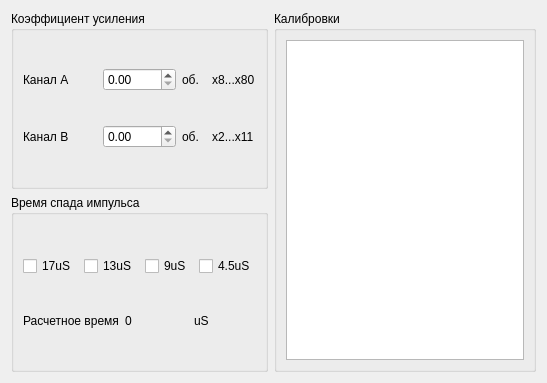
First picture: the form in ui/AmplifierUIDesign.ui, repository AVSidorov/FT2SXR, before the edit.
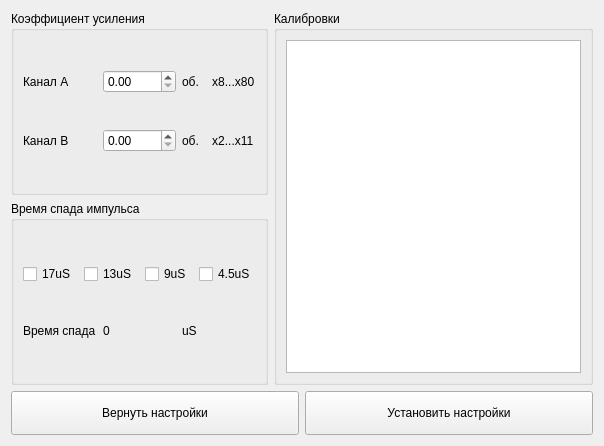
Second picture: the form after the edit.

Commit message: adc additional channels bug fixed save settings buttons added central widget updated started to make hardware settings system

What changed in the file:
```diff
--- a/ui/AmplifierUIDesign.ui
+++ b/ui/AmplifierUIDesign.ui
@@ -6,8 +6,8 @@
    <rect>
     <x>0</x>
     <y>0</y>
-    <width>547</width>
-    <height>383</height>
+    <width>604</width>
+    <height>446</height>
    </rect>
   </property>
   <property name="sizePolicy">
@@ -25,7 +25,9 @@
   <property name="windowTitle">
    <string>Amplifier</string>
   </property>
-  <layout class="QHBoxLayout" name="horizontalLayout_2">
+  <layout class="QGridLayout" name="gridLayout_3">
+   <item row="0" column="0" colspan="2">
+    <layout class="QHBoxLayout" name="horizontalLayout">
    <item>
     <layout class="QVBoxLayout" name="verticalLayout">
      <item>
@@ -126,7 +128,7 @@
         <item row="1" column="0">
          <widget class="QLabel" name="decay_label">
           <property name="text">
-           <string>Расчетное время</string>
+             <string>Время спада</string>
           </property>
          </widget>
         </item>
@@ -206,6 +208,62 @@
        </widget>
       </item>
      </layout>
+      </widget>
+     </item>
+    </layout>
+   </item>
+   <item row="1" column="0">
+    <widget class="QPushButton" name="return_pushButton">
+     <property name="sizePolicy">
+      <sizepolicy hsizetype="Preferred" vsizetype="Fixed">
+       <horstretch>0</horstretch>
+       <verstretch>0</verstretch>
+      </sizepolicy>
+     </property>
+     <property name="minimumSize">
+      <size>
+       <width>0</width>
+       <height>44</height>
+      </size>
+     </property>
+     <property name="font">
+      <font>
+       <pointsize>9</pointsize>
+      </font>
+     </property>
+     <property name="cursor">
+      <cursorShape>PointingHandCursor</cursorShape>
+     </property>
+     <property name="text">
+      <string>Вернуть настройки</string>
+     </property>
+    </widget>
+   </item>
+   <item row="1" column="1">
+    <widget class="QPushButton" name="install_pushButton">
+     <property name="sizePolicy">
+      <sizepolicy hsizetype="Preferred" vsizetype="Fixed">
+       <horstretch>0</horstretch>
+       <verstretch>0</verstretch>
+      </sizepolicy>
+     </property>
+     <property name="minimumSize">
+      <size>
+       <width>0</width>
+       <height>44</height>
+      </size>
+     </property>
+     <property name="font">
+      <font>
+       <pointsize>9</pointsize>
+      </font>
+     </property>
+     <property name="cursor">
+      <cursorShape>PointingHandCursor</cursorShape>
+     </property>
+     <property name="text">
+      <string>Установить настройки</string>
+     </property>
     </widget>
    </item>
   </layout>
```
Lines whose indentation alone changed are shown as unchanged. The commit also changes 26 other files.
